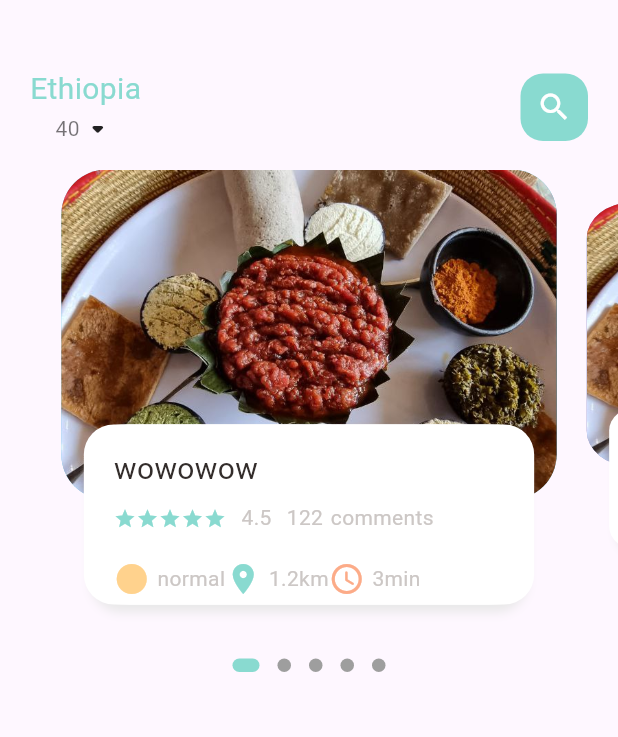
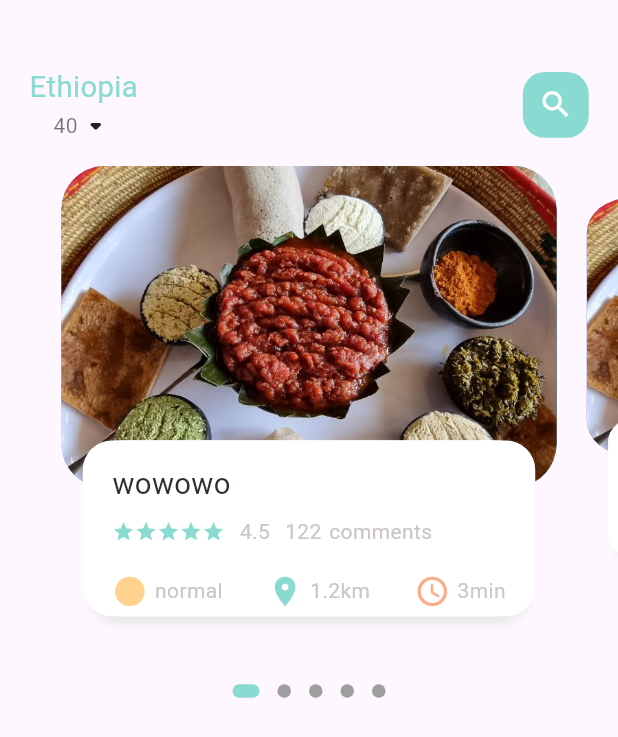
Before and after one commit to asm2212/gamo, a Flutter app: the screen it shows after launch, on a phone screen of 412 x 824 dp. Shown: the top 737 px of the screen. Run offline on Flutter 3.47's test engine with Material 3 defaults, Android fonts, the light colour scheme and no system bars; drawn by our look-alikes of dots_indicator; our stand-ins replace get; project files that could hold a hidden picture were left out.

Commit message:
app responsive for different size

```diff
--- a/lib/home/food_page_body.dart
+++ b/lib/home/food_page_body.dart
@@ -1,7 +1,7 @@
 import 'package:dots_indicator/dots_indicator.dart';
-import 'package:flutter/cupertino.dart';
 import 'package:flutter/material.dart';
 import 'package:gamo/utils/colors.dart';
+import 'package:gamo/utils/dimensions.dart';
 import 'package:gamo/widgets/big_text.dart';
 import 'package:gamo/widgets/icon_and_text_widget.dart';
 import 'package:gamo/widgets/small_text.dart';
@@ -17,7 +17,7 @@ class _FoodPageBodyState extends State<FoodPageBody> {
   PageController pageController = PageController(viewportFraction: 0.85);
   var _currPageValue = 0.0;
   final double _scaleFactor = 0.8;
-  final double _height = 220;
+  final double _height = Dimensions.pageViewContainer;
 
   @override
   void initState() {
@@ -39,8 +39,9 @@ class _FoodPageBodyState extends State<FoodPageBody> {
   Widget build(BuildContext context) {
     return Column(
       children: [
+        // Container height set to a fraction of the screen height
         Container(
-          height: 320,
+          height: MediaQuery.of(context).size.height * 0.4,
           child: PageView.builder(
             controller: pageController,
             itemCount: 5,
@@ -49,6 +50,7 @@ class _FoodPageBodyState extends State<FoodPageBody> {
             },
           ),
         ),
+        SizedBox(height: 10),
         DotsIndicator(
           dotsCount: 5,
           position: _currPageValue.round(),
@@ -60,6 +62,7 @@ class _FoodPageBodyState extends State<FoodPageBody> {
                 borderRadius: BorderRadius.circular(5.0)),
           ),
         ),
+        SizedBox(height: 10),
       ],
     );
   }
@@ -91,10 +94,10 @@ class _FoodPageBodyState extends State<FoodPageBody> {
       child: Stack(
         children: [
           Container(
-            height: 220,
+            height: Dimensions.pageViewContainer,
             margin: EdgeInsets.symmetric(horizontal: 10),
             decoration: BoxDecoration(
-              borderRadius: BorderRadius.circular(30),
+              borderRadius: BorderRadius.circular(Dimensions.radius30),
               color: index.isEven ? Color(0xFF69c5df) : Color(0xFF9294cc),
               image: DecorationImage(
                 image: AssetImage("assets/images/food7.jpg"),
@@ -105,10 +108,10 @@ class _FoodPageBodyState extends State<FoodPageBody> {
           Align(
             alignment: Alignment.bottomCenter,
             child: Container(
-              height: 120,
-              margin: EdgeInsets.only(left: 30, right: 30, bottom: 30),
+              height: Dimensions.pageViewTextContainer,
+              margin: EdgeInsets.only(left: Dimensions.width30, right: Dimensions.width30, bottom: Dimensions.height30),
               decoration: BoxDecoration(
-                  borderRadius: BorderRadius.circular(20),
+                  borderRadius: BorderRadius.circular(Dimensions.radius20),
                   color: Colors.white,
                   boxShadow: [
                     BoxShadow(
@@ -119,12 +122,12 @@ class _FoodPageBodyState extends State<FoodPageBody> {
                     BoxShadow(color: Colors.white, offset: Offset(5, 0)),
                   ]),
               child: Padding(
-                padding: EdgeInsets.only(top: 15, left: 15, right: 15),
+                padding: EdgeInsets.only(top: Dimensions.height15, left: Dimensions.width15, right: Dimensions.width15),
                 child: Column(
                   crossAxisAlignment: CrossAxisAlignment.start,
                   children: [
-                    BigText(text: "wowowow"),
-                    SizedBox(height: 10),
+                    BigText(text: "wowowo"),
+                    SizedBox(height: Dimensions.height10),
                     Row(
                       children: [
                         Wrap(
@@ -145,8 +148,9 @@ class _FoodPageBodyState extends State<FoodPageBody> {
                         SmallText(text: "comments"),
                       ],
                     ),
-                    SizedBox(height: 20),
+                    SizedBox(height: Dimensions.height20),
                     Row(
+                      mainAxisAlignment: MainAxisAlignment.spaceBetween,
                       children: [
                         IconAndTextWidget(
                           icon: Icons.circle_sharp,
--- a/lib/home/main_food_page.dart
+++ b/lib/home/main_food_page.dart
@@ -2,6 +2,7 @@
 import 'package:flutter/material.dart';
 import 'package:gamo/home/food_page_body.dart';
 import 'package:gamo/utils/colors.dart';
+import 'package:gamo/utils/dimensions.dart';
 import 'package:gamo/widgets/big_text.dart';
 import 'package:gamo/widgets/small_text.dart';
 
@@ -20,8 +21,8 @@ class _MainFoodPageState extends State<MainFoodPage> {
         children: [
           Container(
         child: Container(
-          margin: EdgeInsets.only(top: 45,bottom: 15),
-          padding: EdgeInsets.only(left: 20,right: 20),
+          margin: EdgeInsets.only(top: Dimensions.height45,bottom: Dimensions.height15),
+          padding: EdgeInsets.only(left: Dimensions.width20,right: Dimensions.width20),
           child: Row(
             mainAxisAlignment: MainAxisAlignment.spaceBetween,
             children: [
@@ -38,12 +39,12 @@ class _MainFoodPageState extends State<MainFoodPage> {
               ),
               Center(
                 child: Container(
-                  width: 45,
-                  height: 45,
-                  child: Icon(Icons.search,color: Colors.white,),
+                  width: Dimensions.height45,
+                  height: Dimensions.height45,
+                  child: Icon(Icons.search,color: Colors.white,size:Dimensions.iconSize24,),
                   decoration: BoxDecoration(
                     color: AppColors.mainColor,
-                    borderRadius: BorderRadius.circular(15), // Add comma here
+                    borderRadius: BorderRadius.circular(Dimensions.radius15), // Add comma here
                   ),
                 ),
               )
--- a/lib/main.dart
+++ b/lib/main.dart
@@ -1,5 +1,7 @@
 import 'package:flutter/material.dart';
+import 'package:get/get.dart';
 import 'package:gamo/home/main_food_page.dart';
+import 'package:gamo/utils/dimensions.dart';
 
 void main() {
   runApp(const MyApp());
@@ -8,18 +10,28 @@ void main() {
 class MyApp extends StatelessWidget {
   const MyApp({super.key});
 
-  // This widget is the root of your application.
   @override
   Widget build(BuildContext context) {
-    return MaterialApp(
+    return GetMaterialApp(
       title: 'Flutter Demo',
       debugShowCheckedModeBanner: false,
       theme: ThemeData(
-
         colorScheme: ColorScheme.fromSeed(seedColor: Colors.deepPurple),
         useMaterial3: true,
       ),
-      home: MainFoodPage(),
+      home: InitializerWidget(child: MainFoodPage()),
     );
   }
 }
+
+class InitializerWidget extends StatelessWidget {
+  final Widget child;
+
+  const InitializerWidget({required this.child});
+
+  @override
+  Widget build(BuildContext context) {
+    Dimensions.init(context);
+    return child;
+  }
+}
--- /dev/null
+++ b/lib/utils/dimensions.dart
@@ -0,0 +1,56 @@
+import 'package:flutter/cupertino.dart';
+import 'package:get/get.dart';
+
+class Dimensions {
+  static double screenHeight = 0;
+  static double screenWidth = 0;
+
+  static double pageViewContainer = 0;
+  static double pageViewTextContainer = 0;
+  static double height10 = 0;
+  static double height15 = 0;
+  static double height20 = 0;
+  static double height30 = 0;
+  static double height45 = 0;
+
+  static double width10 = 0;
+  static double width15 = 0;
+  static double width20 = 0;
+  static double width30 = 0;
+  static double width45 = 0;
+
+  static double font20 = 0;
+
+  static double radius15 = 0;
+  static double radius20 = 0;
+  static double radius30 = 0;
+
+  static double iconSize24 = 0;
+
+  static void init(BuildContext context) {
+    screenHeight = MediaQuery.of(context).size.height;
+    screenWidth = MediaQuery.of(context).size.width;
+
+    pageViewContainer = screenHeight / 3.84;
+    pageViewTextContainer = screenHeight / 7.03;
+    height10 = screenHeight / 84.4;
+    height15 = screenHeight / 56.27;
+    height20 = screenHeight / 42.2;
+    height30 = screenHeight / 28.13;
+    height45 = screenHeight / 18.76;
+
+    width10 = screenHeight / 84.4;
+    width15 = screenHeight / 56.27;
+    width20 = screenHeight / 42.2;
+    width30 = screenHeight / 28.13;
+    width45 = screenHeight / 18.76;
+
+    font20 = screenHeight / 42.2;
+
+    radius15 = screenHeight / 56.27;
+    radius20 = screenHeight / 42.2;
+    radius30 = screenHeight / 28.13;
+
+    iconSize24 = screenHeight / 35.17;
+  }
+}
--- a/lib/widgets/big_text.dart
+++ b/lib/widgets/big_text.dart
@@ -1,5 +1,6 @@
 
 import 'package:flutter/cupertino.dart';
+import 'package:gamo/utils/dimensions.dart';
 
 class BigText extends StatelessWidget {
    Color? color;
@@ -9,7 +10,7 @@ class BigText extends StatelessWidget {
    BigText({Key? key,
    this.color = const Color(0xFF332d2b),
    required this.text,
-   this.size = 20,
+   this.size = 0,
    this.overFlow = TextOverflow.ellipsis,
     }) : super(key: key);
 
@@ -21,7 +22,7 @@ class BigText extends StatelessWidget {
       overflow: overFlow,
       style: TextStyle(
         color: color,
-        fontSize: size,
+        fontSize: size==0?Dimensions.font20:size,
         fontWeight: FontWeight.w400
       ),
     );
--- a/lib/widgets/icon_and_text_widget.dart
+++ b/lib/widgets/icon_and_text_widget.dart
@@ -1,4 +1,5 @@
 import 'package:flutter/cupertino.dart';
+import 'package:gamo/utils/dimensions.dart';
 import 'package:gamo/widgets/small_text.dart';
 
 class IconAndTextWidget extends StatelessWidget {
@@ -16,7 +17,7 @@ class IconAndTextWidget extends StatelessWidget {
   Widget build(BuildContext context) {
     return Row(
       children: [
-        Icon(icon, color: iconColor),
+        Icon(icon, color: iconColor,size: Dimensions.iconSize24,),
         SizedBox(width: 5),
         SmallText(text:text,),
       ],
```
